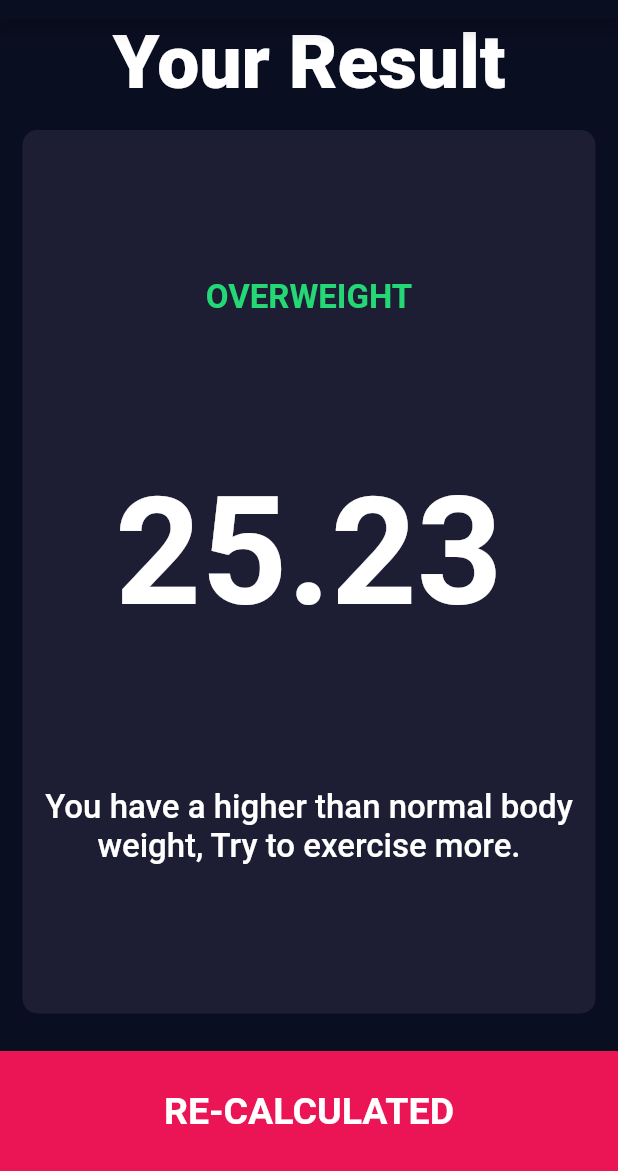
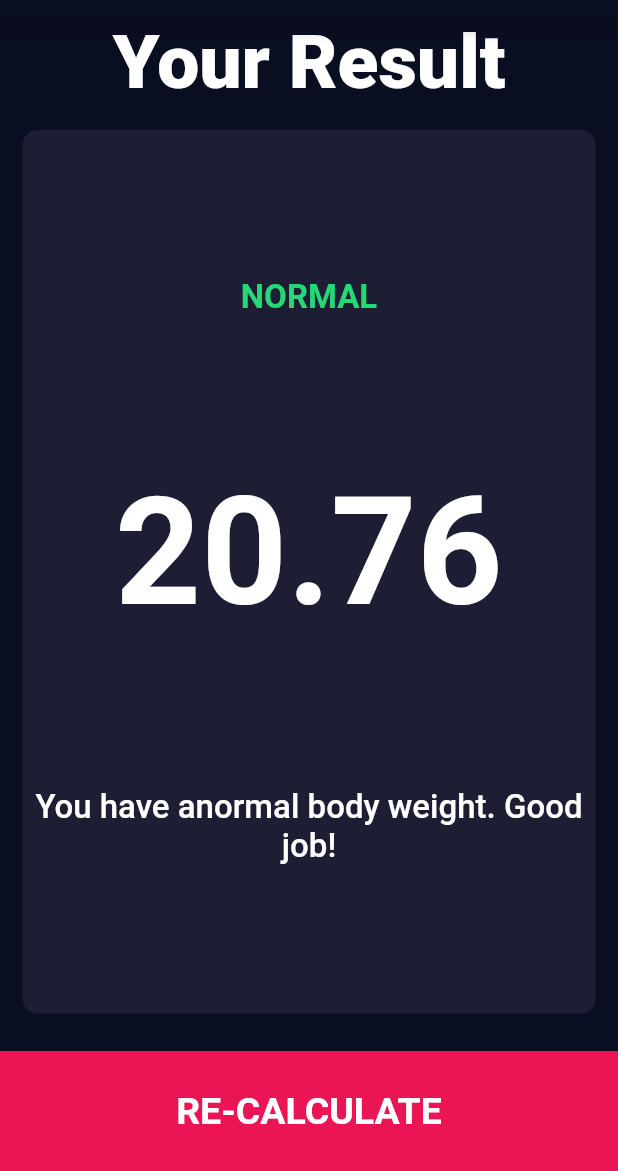
Before and after one commit to a-tiny-developer/bmi_calculator_flutter, a Flutter app: the ResultsScreen screen opened by its route, on a phone screen of 412 x 824 dp, the part 65-1236 px from its top. Run offline on Flutter 3.47's test engine with Material 2 defaults, Android fonts, the phone set to English and light mode, and no system bars; our stand-ins replace font_awesome_flutter.

Commit message:
Adding bmi functionality, BMI calculator

```diff
--- /dev/null
+++ b/lib/models/bmi_calculator.dart
@@ -0,0 +1,42 @@
+import 'dart:math';
+
+import 'gender.dart';
+
+class BMICaculator {
+  static Sex selectedSex = Sex.male;
+
+  static double height = 170;
+  static int weight = 60;
+  static int age = 25;
+
+  static double get bmiValue {
+    return weight / pow(height / 100, 2);
+  }
+
+  static _BMIData get bmiData {
+    if (bmiValue >= 25) {
+      return const _BMIData.overweight();
+    } else if (bmiValue > 18.5) {
+      return const _BMIData.normal();
+    } else {
+      return const _BMIData.underweight();
+    }
+  }
+}
+
+class _BMIData {
+  final String category;
+  final String description;
+
+  const _BMIData.overweight()
+      : category = 'OVERWEIGHT',
+        description =
+            'You have a higher normal body weight. Try exercise more.';
+  const _BMIData.normal()
+      : category = 'NORMAL',
+        description = 'You have anormal body weight. Good job!';
+  const _BMIData.underweight()
+      : category = 'UNDERWEIGHT',
+        description =
+            'You have a lower than normal body weight. You can eat a bit more.';
+}
--- a/lib/models/models.dart
+++ b/lib/models/models.dart
@@ -1 +1,2 @@
+export 'bmi_calculator.dart';
 export 'gender.dart';
--- a/lib/screens/results_screen.dart
+++ b/lib/screens/results_screen.dart
@@ -1,6 +1,7 @@
 import 'package:bmi_calculator_flutte/widgets/calculate_button.dart';
 import 'package:bmi_calculator_flutte/widgets/result_card.dart';
 import 'package:flutter/material.dart';
+import 'package:bmi_calculator_flutte/models/models.dart';
 
 class ResultsScreen extends StatelessWidget {
   const ResultsScreen({Key? key}) : super(key: key);
@@ -13,21 +14,23 @@ class ResultsScreen extends StatelessWidget {
       ),
       body: Column(
         mainAxisAlignment: MainAxisAlignment.spaceEvenly,
+        crossAxisAlignment: CrossAxisAlignment.stretch,
         children: [
-          Text(
-            'Your Result',
-            style: Theme.of(context).textTheme.headline1,
+          Center(
+            child: Text(
+              'Your Result',
+              style: Theme.of(context).textTheme.headline1,
+            ),
           ),
-          const Expanded(
+          Expanded(
             child: RestultCard(
-              bmi: 'OVERWEIGHT',
-              score: 25.234,
-              description:
-                  'You have a higher than normal body weight, Try to exercise more.',
+              bmiCategory: BMICaculator.bmiData.category,
+              bmiValue: BMICaculator.bmiValue,
+              bmiDescription: BMICaculator.bmiData.description,
             ),
           ),
           CalculateButton(
-            buttonTitle: 'RE-CALCULATED',
+            buttonTitle: 'RE-CALCULATE',
             onTap: () {
               Navigator.pop(context);
             },
--- a/lib/widgets/result_card.dart
+++ b/lib/widgets/result_card.dart
@@ -5,14 +5,14 @@ import 'package:flutter/material.dart';
 class RestultCard extends StatelessWidget {
   const RestultCard({
     Key? key,
-    required this.bmi,
-    required this.score,
-    required this.description,
+    required this.bmiCategory,
+    required this.bmiValue,
+    required this.bmiDescription,
   }) : super(key: key);
 
-  final String bmi;
-  final double score;
-  final String description;
+  final String bmiCategory;
+  final double bmiValue;
+  final String bmiDescription;
 
   @override
   Widget build(BuildContext context) {
@@ -22,15 +22,15 @@ class RestultCard extends StatelessWidget {
         crossAxisAlignment: CrossAxisAlignment.center,
         children: [
           Text(
-            bmi,
+            bmiCategory,
             style: AppTheme.resultTextStyle,
           ),
           Text(
-            score.toStringAsFixed(2),
+            bmiValue.toStringAsFixed(2),
             style: AppTheme.bmiTextStyle,
           ),
           Text(
-            description,
+            bmiDescription,
             textAlign: TextAlign.center,
             style: Theme.of(context).textTheme.bodyText1,
           ),
--- a/lib/widgets/slider_card.dart
+++ b/lib/widgets/slider_card.dart
@@ -1,4 +1,3 @@
-import 'package:bmi_calculator_flutte/theme/app_theme.dart';
 import 'package:flutter/material.dart';
 
 import 'package:bmi_calculator_flutte/widgets/widgets.dart';
```
Also changed, not shown: lib/screens/home.dart (+12 -18 lines), lib/widgets/calculate.dart (deleted, +0 -30 lines).
